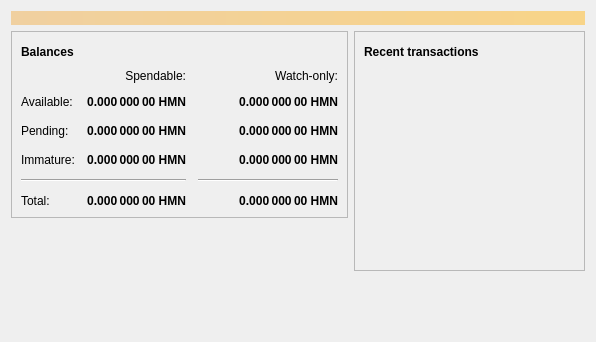
hmn-dev/hostmasternode, file src/qt/forms/overviewpage.ui: the form before one commit.
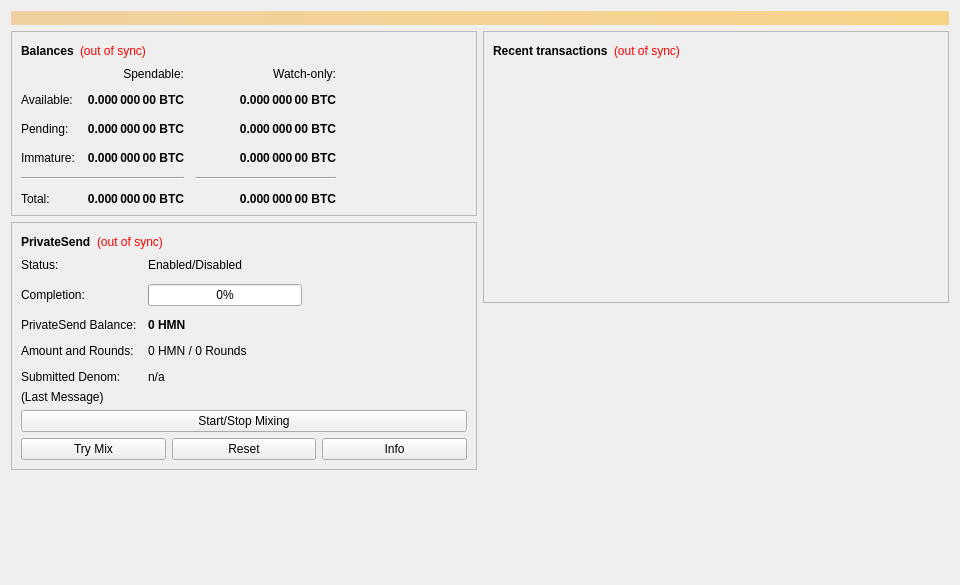
The form after the commit. Icons and pictures are not drawn.

Commit message: Add Masternode wallet capabilities

Patch:
```diff
--- a/src/qt/forms/overviewpage.ui
+++ b/src/qt/forms/overviewpage.ui
@@ -6,10 +6,16 @@
    <rect>
     <x>0</x>
     <y>0</y>
-    <width>596</width>
-    <height>342</height>
+    <width>960</width>
+    <height>585</height>
    </rect>
   </property>
+  <property name="minimumSize">
+   <size>
+    <width>960</width>
+    <height>0</height>
+   </size>
+  </property>
   <property name="windowTitle">
    <string>Form</string>
   </property>
@@ -62,35 +68,18 @@
              </widget>
             </item>
             <item>
-             <widget class="QPushButton" name="labelWalletStatus">
-              <property name="enabled">
-               <bool>true</bool>
-              </property>
-              <property name="maximumSize">
-               <size>
-                <width>30</width>
-                <height>16777215</height>
-               </size>
-              </property>
+             <widget class="QLabel" name="labelWalletStatus">
               <property name="toolTip">
                <string>The displayed information may be out of date. Your wallet automatically synchronizes with the Hostmasternode network after a connection is established, but this process has not completed yet.</string>
               </property>
+              <property name="styleSheet">
+               <string notr="true">QLabel { color: red; }</string>
+              </property>
               <property name="text">
-               <string/>
+               <string notr="true">(out of sync)</string>
               </property>
-              <property name="icon">
-               <iconset resource="../bitcoin.qrc">
-                <normaloff>:/icons/warning</normaloff>
-                <disabledoff>:/icons/warning</disabledoff>:/icons/warning</iconset>
-              </property>
-              <property name="iconSize">
-               <size>
-                <width>24</width>
-                <height>24</height>
-               </size>
-              </property>
-              <property name="flat">
-               <bool>true</bool>
+              <property name="alignment">
+               <set>Qt::AlignLeading|Qt::AlignLeft|Qt::AlignVCenter</set>
               </property>
              </widget>
             </item>
@@ -129,7 +118,7 @@
                <string>Unconfirmed transactions to watch-only addresses</string>
               </property>
               <property name="text">
-               <string notr="true">0.000 000 00 HMN</string>
+               <string notr="true">0.000 000 00 BTC</string>
               </property>
               <property name="alignment">
                <set>Qt::AlignRight|Qt::AlignTrailing|Qt::AlignVCenter</set>
@@ -154,7 +143,7 @@
                <string>Total of transactions that have yet to be confirmed, and do not yet count toward the spendable balance</string>
               </property>
               <property name="text">
-               <string notr="true">0.000 000 00 HMN</string>
+               <string notr="true">0.000 000 00 BTC</string>
               </property>
               <property name="alignment">
                <set>Qt::AlignRight|Qt::AlignTrailing|Qt::AlignVCenter</set>
@@ -179,7 +168,7 @@
                <string>Mined balance in watch-only addresses that has not yet matured</string>
               </property>
               <property name="text">
-               <string notr="true">0.000 000 00 HMN</string>
+               <string notr="true">0.000 000 00 BTC</string>
               </property>
               <property name="alignment">
                <set>Qt::AlignRight|Qt::AlignTrailing|Qt::AlignVCenter</set>
@@ -237,7 +226,7 @@
                <string>Mined balance that has not yet matured</string>
               </property>
               <property name="text">
-               <string notr="true">0.000 000 00 HMN</string>
+               <string notr="true">0.000 000 00 BTC</string>
               </property>
               <property name="alignment">
                <set>Qt::AlignRight|Qt::AlignTrailing|Qt::AlignVCenter</set>
@@ -282,7 +271,7 @@
                <string>Your current total balance</string>
               </property>
               <property name="text">
-               <string notr="true">0.000 000 00 HMN</string>
+               <string notr="true">0.000 000 00 BTC</string>
               </property>
               <property name="alignment">
                <set>Qt::AlignRight|Qt::AlignTrailing|Qt::AlignVCenter</set>
@@ -307,7 +296,7 @@
                <string>Current total balance in watch-only addresses</string>
               </property>
               <property name="text">
-               <string notr="true">0.000 000 00 HMN</string>
+               <string notr="true">0.000 000 00 BTC</string>
               </property>
               <property name="alignment">
                <set>Qt::AlignRight|Qt::AlignTrailing|Qt::AlignVCenter</set>
@@ -349,7 +338,7 @@
                <string>Your current spendable balance</string>
               </property>
               <property name="text">
-               <string notr="true">0.000 000 00 HMN</string>
+               <string notr="true">0.000 000 00 BTC</string>
               </property>
               <property name="alignment">
                <set>Qt::AlignRight|Qt::AlignTrailing|Qt::AlignVCenter</set>
@@ -374,7 +363,7 @@
                <string>Your current balance in watch-only addresses</string>
               </property>
               <property name="text">
-               <string notr="true">0.000 000 00 HMN</string>
+               <string notr="true">0.000 000 00 BTC</string>
               </property>
               <property name="alignment">
                <set>Qt::AlignRight|Qt::AlignTrailing|Qt::AlignVCenter</set>
@@ -406,6 +395,250 @@
          </layout>
         </widget>
        </item>
+       <item>
+        <widget class="QFrame" name="framePrivateSend">
+         <property name="layoutDirection">
+          <enum>Qt::LeftToRight</enum>
+         </property>
+         <property name="frameShape">
+          <enum>QFrame::StyledPanel</enum>
+         </property>
+         <property name="frameShadow">
+          <enum>QFrame::Raised</enum>
+         </property>
+         <layout class="QVBoxLayout" name="VerticalLayout_PS1">
+          <item>
+           <layout class="QHBoxLayout" name="horizontalLayout_5">
+            <item>
+             <widget class="QLabel" name="labelPrivateSendHeader">
+              <property name="font">
+               <font>
+                <weight>75</weight>
+                <bold>true</bold>
+               </font>
+              </property>
+              <property name="text">
+               <string>PrivateSend</string>
+              </property>
+             </widget>
+            </item>
+            <item>
+             <widget class="QLabel" name="labelPrivateSendSyncStatus">
+              <property name="toolTip">
+               <string>The displayed information may be out of date. Your wallet automatically synchronizes with the Hostmasternode network after a connection is established, but this process has not completed yet.</string>
+              </property>
+              <property name="styleSheet">
+               <string notr="true">QLabel { color: red; }</string>
+              </property>
+              <property name="text">
+               <string notr="true">(out of sync)</string>
+              </property>
+              <property name="alignment">
+               <set>Qt::AlignLeading|Qt::AlignLeft|Qt::AlignVCenter</set>
+              </property>
+             </widget>
+            </item>
+            <item>
+             <spacer name="horizontalSpacer_4">
+              <property name="orientation">
+               <enum>Qt::Horizontal</enum>
+              </property>
+              <property name="sizeHint" stdset="0">
+               <size>
+                <width>40</width>
+                <height>20</height>
+               </size>
+              </property>
+             </spacer>
+            </item>
+           </layout>
+          </item>
+          <item>
+           <layout class="QFormLayout" name="privateSendFormLayout">
+            <property name="fieldGrowthPolicy">
+             <enum>QFormLayout::AllNonFixedFieldsGrow</enum>
+            </property>
+            <property name="horizontalSpacing">
+             <number>11</number>
+            </property>
+            <property name="verticalSpacing">
+             <number>12</number>
+            </property>
+            <item row="0" column="0">
+             <widget class="QLabel" name="labelPrivateSendEnabledText">
+              <property name="text">
+               <string>Status:</string>
+              </property>
+             </widget>
+            </item>
+            <item row="0" column="1">
+             <widget class="QLabel" name="labelPrivateSendEnabled">
+              <property name="text">
+               <string>Enabled/Disabled</string>
+              </property>
+             </widget>
+            </item>
+            <item row="1" column="0">
+             <widget class="QLabel" name="labelCompletitionText">
+              <property name="text">
+               <string>Completion:</string>
+              </property>
+             </widget>
+            </item>
+            <item row="1" column="1">
+             <widget class="QProgressBar" name="privateSendProgress">
+              <property name="maximumSize">
+               <size>
+                <width>154</width>
+                <height>16777215</height>
+               </size>
+              </property>
+              <property name="value">
+               <number>0</number>
+              </property>
+             </widget>
+            </item>
+            <item row="2" column="0">
+             <widget class="QLabel" name="labelAnonymizedText">
+              <property name="text">
+               <string>PrivateSend Balance:</string>
+              </property>
+             </widget>
+            </item>
+            <item row="2" column="1">
+             <widget class="QLabel" name="labelAnonymized">
+              <property name="font">
+               <font>
+                <weight>75</weight>
+                <bold>true</bold>
+               </font>
+              </property>
+              <property name="text">
+               <string notr="true">0 HMN</string>
+              </property>
+             </widget>
+            </item>
+            <item row="3" column="0">
+             <widget class="QLabel" name="labelAmountAndRoundsText">
+              <property name="text">
+               <string>Amount and Rounds:</string>
+              </property>
+             </widget>
+            </item>
+            <item row="3" column="1">
+             <widget class="QLabel" name="labelAmountRounds">
+              <property name="text">
+               <string>0 HMN / 0 Rounds</string>
+              </property>
+             </widget>
+            </item>
+            <item row="4" column="0">
+             <widget class="QLabel" name="labelSubmittedDenomText">
+              <property name="text">
+               <string>Submitted Denom:</string>
+              </property>
+             </widget>
+            </item>
+            <item row="4" column="1">
+             <widget class="QLabel" name="labelSubmittedDenom">
+              <property name="toolTip">
+               <string>The denominations you submitted to the Masternode.&lt;br&gt;To mix, other users must submit the exact same denominations.</string>
+              </property>
+              <property name="text">
+               <string>n/a</string>
+              </property>
+             </widget>
+            </item>
+           </layout>
+          </item>
+          <item>
+           <layout class="QVBoxLayout" name="VerticalLayout_PS">
+            <item>
+             <widget class="QLabel" name="labelPrivateSendLastMessage">
+              <property name="text">
+               <string>(Last Message)</string>
+              </property>
+              <property name="alignment">
+               <set>Qt::AlignLeading|Qt::AlignLeft|Qt::AlignTop</set>
+              </property>
+              <property name="wordWrap">
+               <bool>true</bool>
+              </property>
+             </widget>
+            </item>
+            <item>
+             <widget class="QPushButton" name="togglePrivateSend">
+              <property name="sizePolicy">
+               <sizepolicy hsizetype="MinimumExpanding" vsizetype="Fixed">
+                <horstretch>0</horstretch>
+                <verstretch>0</verstretch>
+               </sizepolicy>
+              </property>
+              <property name="text">
+               <string>Start/Stop Mixing</string>
+              </property>
+             </widget>
+            </item>
+            <item>
+             <layout class="QHBoxLayout" name="horizontalLayout_debugbuttons">
+              <item>
+               <widget class="QPushButton" name="privateSendAuto">
+                <property name="sizePolicy">
+                 <sizepolicy hsizetype="MinimumExpanding" vsizetype="Fixed">
+                  <horstretch>0</horstretch>
+                  <verstretch>0</verstretch>
+                 </sizepolicy>
+                </property>
+                <property name="toolTip">
+                 <string>Try to manually submit a PrivateSend request.</string>
+                </property>
+                <property name="text">
+                 <string>Try Mix</string>
+                </property>
+               </widget>
+              </item>
+              <item>
+               <widget class="QPushButton" name="privateSendReset">
+                <property name="sizePolicy">
+                 <sizepolicy hsizetype="MinimumExpanding" vsizetype="Fixed">
+                  <horstretch>0</horstretch>
+                  <verstretch>0</verstretch>
+                 </sizepolicy>
+                </property>
+                <property name="toolTip">
+                 <string>Reset the current status of PrivateSend (can interrupt PrivateSend if it's in the process of Mixing, which can cost you money!)</string>
+                </property>
+                <property name="autoFillBackground">
+                 <bool>false</bool>
+                </property>
+                <property name="text">
+                 <string>Reset</string>
+                </property>
+               </widget>
+              </item>
+              <item>
+               <widget class="QPushButton" name="privateSendInfo">
+                <property name="sizePolicy">
+                 <sizepolicy hsizetype="MinimumExpanding" vsizetype="Fixed">
+                  <horstretch>0</horstretch>
+                  <verstretch>0</verstretch>
+                 </sizepolicy>
+                </property>
+                <property name="toolTip">
+                 <string>Information about PrivateSend and Mixing</string>
+                </property>
+                <property name="text">
+                 <string>Info</string>
+                </property>
+               </widget>
+              </item>
+             </layout>
+            </item>
+           </layout>
+          </item>
+         </layout>
+        </widget>
+       </item>
        <item>
         <spacer name="verticalSpacer">
          <property name="orientation">
@@ -448,35 +681,18 @@
              </widget>
             </item>
             <item>
-             <widget class="QPushButton" name="labelTransactionsStatus">
-              <property name="enabled">
-               <bool>true</bool>
-              </property>
-              <property name="maximumSize">
-               <size>
-                <width>30</width>
-                <height>16777215</height>
-               </size>
-              </property>
+             <widget class="QLabel" name="labelTransactionsStatus">
               <property name="toolTip">
                <string>The displayed information may be out of date. Your wallet automatically synchronizes with the Hostmasternode network after a connection is established, but this process has not completed yet.</string>
               </property>
+              <property name="styleSheet">
+               <string notr="true">QLabel { color: red; }</string>
+              </property>
               <property name="text">
-               <string/>
+               <string notr="true">(out of sync)</string>
               </property>
-              <property name="icon">
-               <iconset resource="../bitcoin.qrc">
-                <normaloff>:/icons/warning</normaloff>
-                <disabledoff>:/icons/warning</disabledoff>:/icons/warning</iconset>
-              </property>
-              <property name="iconSize">
-               <size>
-                <width>24</width>
-                <height>24</height>
-               </size>
-              </property>
-              <property name="flat">
-               <bool>true</bool>
+              <property name="alignment">
+               <set>Qt::AlignLeading|Qt::AlignLeft|Qt::AlignVCenter</set>
               </property>
              </widget>
             </item>
```
Left out of the diff: 2 changed lines with no effect on the pictures. The commit also changes 1788 other files.
